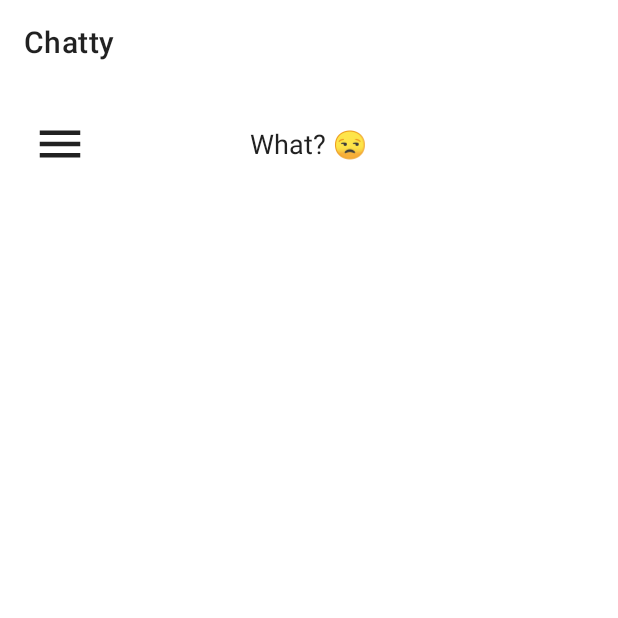
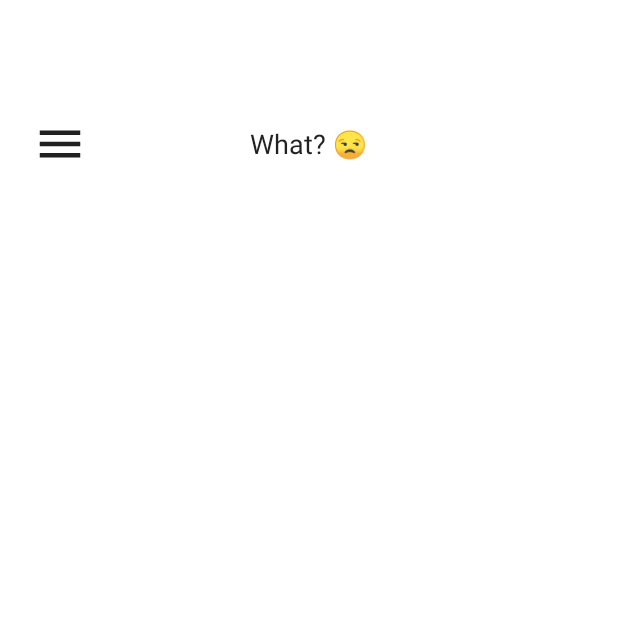
Before and after one commit to findEthics/Atlas, an Android app built with Jetpack Compose: the screen it shows after launch (MainActivity), on a phone screen of 412 x 824 dp, the top half of it. Run offline under Robolectric (Android 15) with nearby library versions, the phone set to English and light mode, and no system bars.

Commit message:
Fix title visibility and positioning issues
- Remove "Chatty" app name from action bar
- Position title and loading text in same location to prevent overlap
- Show "What?" title again after receiving responses
- Fix navigation header tint attribute to use app:tint

🤖 Generated with [Claude Code](https://claude.ai/code)

Co-Authored-By: Claude <noreply@anthropic.com>

```diff
--- a/app/src/main/java/com/example/chatty/MainActivity.kt
+++ b/app/src/main/java/com/example/chatty/MainActivity.kt
@@ -68,6 +68,7 @@ class MainActivity : AppCompatActivity() {
 
         // Setup navigation drawer (without automatic toggle)
         setSupportActionBar(toolbar)
+        supportActionBar?.setDisplayShowTitleEnabled(false)
 
         setupClickListeners()
 
@@ -227,7 +228,7 @@ class MainActivity : AppCompatActivity() {
     private fun updateUIWithResponse(query: String, response: String) {
         loadingProgressBar.visibility = View.GONE
         sendButton.isEnabled = true
-        titleText.visibility = View.GONE
+        titleText.visibility = View.VISIBLE
 
         // Update the last message with the response
         if (messages.isNotEmpty()) {
--- a/app/src/main/res/layout/activity_main.xml
+++ b/app/src/main/res/layout/activity_main.xml
@@ -45,31 +45,35 @@
                     android:background="?attr/selectableItemBackgroundBorderless"
                     android:tint="?android:attr/textColorPrimary"/>
 
+                <!-- Title Container for both states -->
+                <FrameLayout
+                    android:layout_width="wrap_content"
+                    android:layout_height="wrap_content"
+                    android:layout_centerInParent="true">
+
                     <!-- Title Text -->
                     <TextView
                         android:id="@+id/titleText"
                         android:layout_width="wrap_content"
                         android:layout_height="wrap_content"
-                    android:layout_centerInParent="true"
                         android:text="What? 😒"
                         android:textSize="24sp"
                         android:textColor="?android:attr/textColorPrimary"/>
-
-            </RelativeLayout>
 
                     <!-- Loading TextView -->
                     <TextView
                         android:id="@+id/loadingProgressBar"
                         android:layout_width="wrap_content"
                         android:layout_height="wrap_content"
-                android:text="Wait, I’m looking..🙄"
+                        android:text="Wait, I'm looking..🙄"
                         android:textSize="18sp"
                         android:textColor="?android:attr/textColorSecondary"
-                android:visibility="gone"
-                app:layout_constraintTop_toBottomOf="@id/headerLayout"
-                app:layout_constraintStart_toStartOf="parent"
-                app:layout_constraintEnd_toEndOf="parent"
-                android:layout_marginTop="8dp" />
+                        android:visibility="gone"/>
+
+                </FrameLayout>
+
+            </RelativeLayout>
+
 
             <!-- Messages RecyclerView -->
             <androidx.recyclerview.widget.RecyclerView
--- a/app/src/main/res/layout/nav_header.xml
+++ b/app/src/main/res/layout/nav_header.xml
@@ -1,5 +1,6 @@
 <?xml version="1.0" encoding="utf-8"?>
 <LinearLayout xmlns:android="http://schemas.android.com/apk/res/android"
+    xmlns:app="http://schemas.android.com/apk/res-auto"
     android:layout_width="match_parent"
     android:layout_height="wrap_content"
     android:orientation="vertical"
@@ -12,7 +13,7 @@
         android:text="Settings"
         android:textColor="?attr/colorOnPrimary"
         android:textSize="20sp"
-        android:layout_marginBottom="16dp"/>
+        android:layout_marginBottom="16dp" />
 
     <!-- Dark Mode Toggle Switch -->
     <LinearLayout
@@ -28,7 +29,7 @@
             android:src="@android:drawable/ic_menu_day"
             android:layout_marginEnd="16dp"
             android:contentDescription="Dark mode icon"
-            android:tint="?attr/colorOnPrimary"/>
+            app:tint="?attr/colorOnPrimary" />
 
         <TextView
             android:layout_width="0dp"
```
Lines whose indentation alone changed are shown as unchanged.
